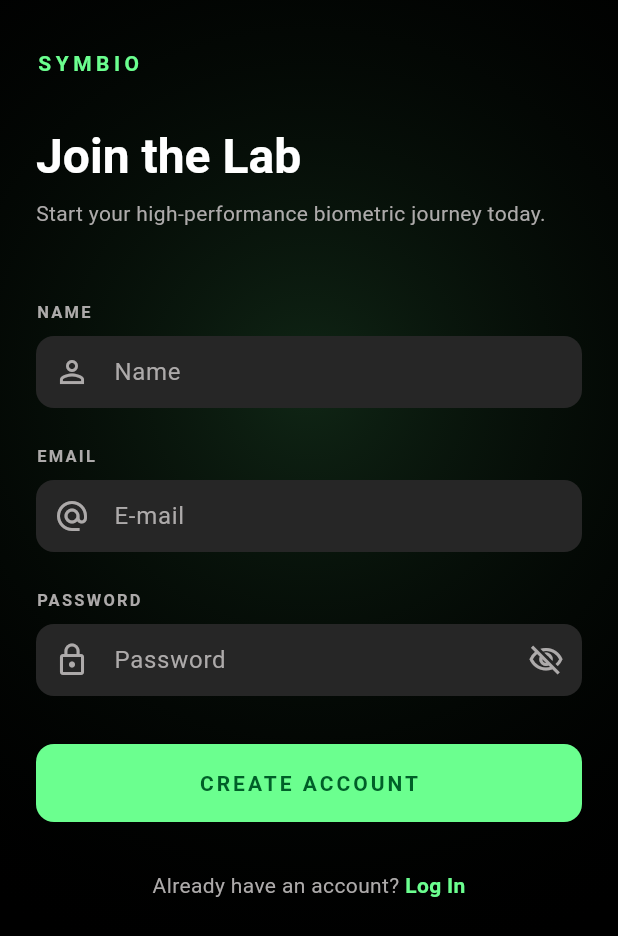
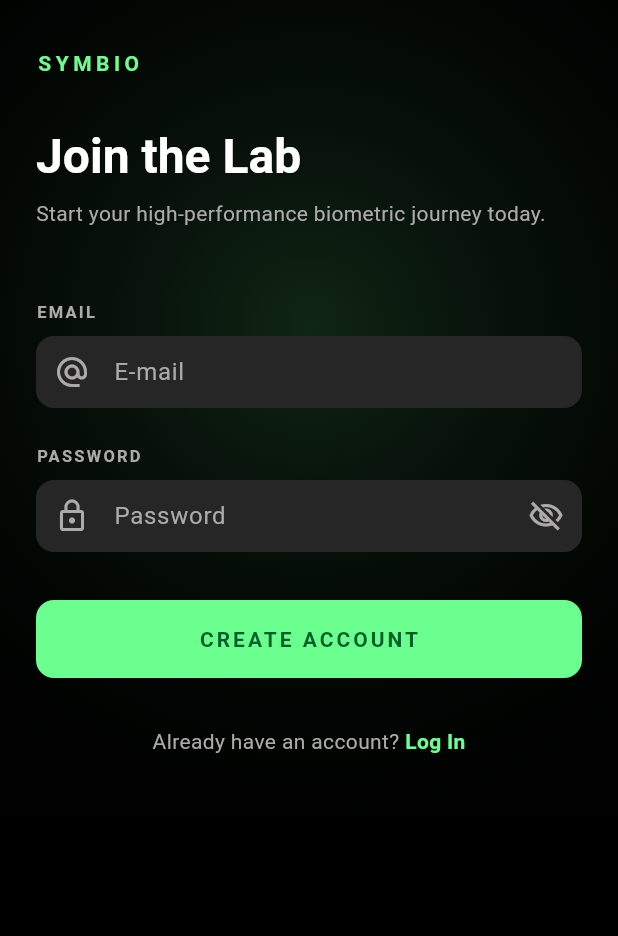
Before and after one commit to Drakon4ik-Coder/fitness-app, a Flutter app: the screen it shows after launch, after a tap on "LOGIN", after a tap on "Create account", on a phone screen of 412 x 824 dp. Shown: the top 936 px of the screen. Run offline on Flutter 3.47's test engine with Material 3 defaults, Android fonts, the phone set to English and light mode, and no system bars; our stand-ins replace dio, flutter_secure_storage, sqflite; missing offline and left inert: mobile_scanner; accounts and stored records are empty; network calls fail.

Commit message:
feat: remove display name from registration process and set default value on user creation

```diff
--- a/apps/mobile/lib/core/auth_service.dart
+++ b/apps/mobile/lib/core/auth_service.dart
@@ -90,16 +90,13 @@ class AuthService {
   Future<void> register({
     required String email,
     required String password,
-    String? displayName,
   }) async {
-    final trimmedDisplayName = displayName?.trim() ?? '';
     try {
       await _dio.post(
         '/api/v1/auth/register',
         data: {
           'email': email,
           'password': password,
-          if (trimmedDisplayName.isNotEmpty) 'display_name': trimmedDisplayName,
         },
       );
     } on DioException catch (error) {
--- a/apps/mobile/lib/features/register_page.dart
+++ b/apps/mobile/lib/features/register_page.dart
@@ -19,7 +19,6 @@ class RegisterPage extends StatefulWidget {
 
 class _RegisterPageState extends State<RegisterPage> {
   final GlobalKey<FormState> _formKey = GlobalKey<FormState>();
-  final TextEditingController _displayNameController = TextEditingController();
   final TextEditingController _emailController = TextEditingController();
   final TextEditingController _passwordController = TextEditingController();
 
@@ -29,7 +28,6 @@ class _RegisterPageState extends State<RegisterPage> {
 
   @override
   void dispose() {
-    _displayNameController.dispose();
     _emailController.dispose();
     _passwordController.dispose();
     super.dispose();
@@ -50,7 +48,6 @@ class _RegisterPageState extends State<RegisterPage> {
       await widget.authService.register(
         email: _emailController.text.trim(),
         password: _passwordController.text,
-        displayName: _displayNameController.text.trim(),
       );
       TextInput.finishAutofillContext();
       if (!mounted) {
@@ -140,31 +137,6 @@ class _RegisterPageState extends State<RegisterPage> {
                     ),
                   ),
                   const SizedBox(height: AppSpacing.xxl + AppSpacing.lg),
-
-                  // Display name label (optional)
-                  Text(
-                    'NAME',
-                    style: theme.textTheme.labelSmall?.copyWith(
-                      color: colorScheme.onSurfaceVariant,
-                      letterSpacing: 1.5,
-                      fontWeight: FontWeight.w600,
-                    ),
-                  ),
-                  const SizedBox(height: AppSpacing.sm),
-                  TextFormField(
-                    controller: _displayNameController,
-                    textInputAction: TextInputAction.next,
-                    autofillHints: const [AutofillHints.name],
-                    decoration: InputDecoration(
-                      labelText: "Name",
-                      hintText: 'What should we call you? (optional)',
-                      prefixIcon: Icon(
-                        Icons.person_outline,
-                        color: colorScheme.onSurfaceVariant,
-                      ),
-                    ),
-                  ),
-                  const SizedBox(height: AppSpacing.xl),
 
                   // Email label
                   Text(
```
Also changed, not shown: 2 other files.
